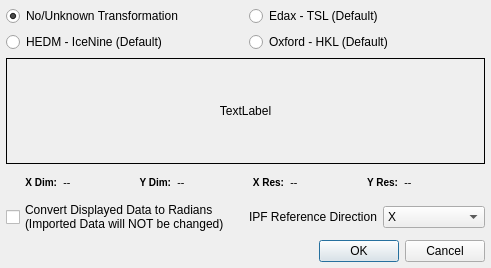
The window that Source/FilterWidgets/DREAM3DLib/IOFiltersWidgets/QEbsdReferenceFrameDialog.ui (BlueQuartzSoftware/DREAM3D) describes before a commit, drawn with Qt 5.
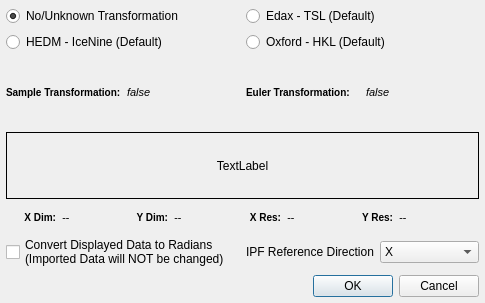
The same window after the commit. Icons and pictures are not drawn.

Commit message: More updates to the Reference Frame Dialog including some refactoring of the functions to put the various transformations into a single accessible location. Fixed potential infinite loop bug when reading an older H5Ebsd file.

What changed in the file:
```diff
--- a/Source/FilterWidgets/DREAM3DLib/IOFiltersWidgets/QEbsdReferenceFrameDialog.ui
+++ b/Source/FilterWidgets/DREAM3DLib/IOFiltersWidgets/QEbsdReferenceFrameDialog.ui
@@ -6,8 +6,8 @@
    <rect>
     <x>0</x>
     <y>0</y>
-    <width>491</width>
-    <height>268</height>
+    <width>485</width>
+    <height>303</height>
    </rect>
   </property>
   <property name="windowTitle">
@@ -17,17 +17,40 @@
    <property name="margin">
     <number>6</number>
    </property>
-   <item row="5" column="0" colspan="2">
-    <widget class="QDialogButtonBox" name="buttonBox">
-     <property name="orientation">
-      <enum>Qt::Horizontal</enum>
-     </property>
-     <property name="standardButtons">
-      <set>QDialogButtonBox::Cancel|QDialogButtonBox::Ok</set>
-     </property>
-    </widget>
+   <item row="4" column="1">
+    <layout class="QHBoxLayout" name="horizontalLayout">
+     <item>
+      <widget class="QLabel" name="label">
+       <property name="styleSheet">
+        <string notr="true"/>
+       </property>
+       <property name="text">
+        <string>IPF Reference Direction</string>
+       </property>
+      </widget>
+     </item>
+     <item>
+      <widget class="QComboBox" name="refDir">
+       <item>
+        <property name="text">
+         <string>X</string>
+        </property>
+       </item>
+       <item>
+        <property name="text">
+         <string>Y</string>
+        </property>
+       </item>
+       <item>
+        <property name="text">
+         <string>Z</string>
+        </property>
+       </item>
+      </widget>
+     </item>
+    </layout>
    </item>
-   <item row="2" column="0" colspan="2">
+   <item row="3" column="0" colspan="2">
     <layout class="QHBoxLayout" name="horizontalLayout_2">
      <property name="bottomMargin">
       <number>0</number>
@@ -255,7 +278,7 @@
      </item>
     </layout>
    </item>
-   <item row="3" column="0">
+   <item row="4" column="0">
     <widget class="QCheckBox" name="degToRads">
      <property name="text">
       <string>Convert Displayed Data to Radians 
@@ -263,7 +286,37 @@
      </property>
     </widget>
    </item>
-   <item row="1" column="0" colspan="2">
+   <item row="0" column="1">
+    <layout class="QVBoxLayout" name="verticalLayout_2">
+     <item>
+      <widget class="QRadioButton" name="m_TSLdefaultBtn">
+       <property name="text">
+        <string>Edax - TSL (Default)</string>
+       </property>
+       <property name="shortcut">
+        <string>Ctrl+S</string>
+       </property>
+       <property name="checked">
+        <bool>false</bool>
+       </property>
+       <property name="autoExclusive">
+        <bool>false</bool>
+       </property>
+      </widget>
+     </item>
+     <item>
+      <widget class="QRadioButton" name="m_HKLdefaultBtn">
+       <property name="layoutDirection">
+        <enum>Qt::LeftToRight</enum>
+       </property>
+       <property name="text">
+        <string>Oxford - HKL (Default)</string>
+       </property>
+      </widget>
+     </item>
+    </layout>
+   </item>
+   <item row="2" column="0" colspan="2">
     <widget class="QLabel" name="ipfLabel">
      <property name="frameShape">
       <enum>QFrame::Box</enum>
@@ -276,6 +329,16 @@
      </property>
     </widget>
    </item>
+   <item row="6" column="0" colspan="2">
+    <widget class="QDialogButtonBox" name="buttonBox">
+     <property name="orientation">
+      <enum>Qt::Horizontal</enum>
+     </property>
+     <property name="standardButtons">
+      <set>QDialogButtonBox::Cancel|QDialogButtonBox::Ok</set>
+     </property>
+    </widget>
+   </item>
    <item row="0" column="0">
     <layout class="QVBoxLayout" name="verticalLayout">
      <item>
@@ -300,65 +363,105 @@
      </item>
     </layout>
    </item>
-   <item row="0" column="1">
-    <layout class="QVBoxLayout" name="verticalLayout_2">
+   <item row="1" column="0" colspan="2">
+    <layout class="QHBoxLayout" name="horizontalLayout_3">
+     <property name="bottomMargin">
+      <number>0</number>
+     </property>
      <item>
-      <widget class="QRadioButton" name="m_TSLdefaultBtn">
+      <widget class="QLabel" name="label_3">
+       <property name="font">
+        <font>
+         <pointsize>-1</pointsize>
+         <weight>75</weight>
+         <bold>true</bold>
+        </font>
+       </property>
+       <property name="styleSheet">
+        <string notr="true">QLabel {
+font-weight: bold;
+font-size: 10px;
+}</string>
+       </property>
        <property name="text">
-        <string>Edax - TSL (Default)</string>
+        <string>Sample Transformation:</string>
        </property>
-       <property name="shortcut">
-        <string>Ctrl+S</string>
+       <property name="alignment">
+        <set>Qt::AlignJustify|Qt::AlignVCenter</set>
        </property>
-       <property name="checked">
+       <property name="wordWrap">
         <bool>false</bool>
        </property>
-       <property name="autoExclusive">
-        <bool>false</bool>
-       </property>
       </widget>
      </item>
      <item>
-      <widget class="QRadioButton" name="m_HKLdefaultBtn">
-       <property name="layoutDirection">
-        <enum>Qt::LeftToRight</enum>
+      <widget class="QLabel" name="m_SampleTransformationLabel">
+       <property name="font">
+        <font>
+         <pointsize>-1</pointsize>
+         <italic>true</italic>
+        </font>
        </property>
+       <property name="styleSheet">
+        <string notr="true">QLabel {
+	font-size: 11px;
+	font-style: italic;
+}</string>
+       </property>
        <property name="text">
-        <string>Oxford - HKL (Default)</string>
+        <string>false</string>
        </property>
+       <property name="scaledContents">
+        <bool>true</bool>
+       </property>
       </widget>
      </item>
-    </layout>
-   </item>
-   <item row="3" column="1">
-    <layout class="QHBoxLayout" name="horizontalLayout">
      <item>
-      <widget class="QLabel" name="label">
+      <widget class="QLabel" name="label_21">
+       <property name="font">
+        <font>
+         <pointsize>-1</pointsize>
+         <weight>75</weight>
+         <bold>true</bold>
+        </font>
+       </property>
        <property name="styleSheet">
-        <string notr="true"/>
+        <string notr="true">QLabel {
+font-weight: bold;
+font-size: 10px;
+}</string>
        </property>
        <property name="text">
-        <string>IPF Reference Direction</string>
+        <string>Euler Transformation:</string>
        </property>
+       <property name="alignment">
+        <set>Qt::AlignJustify|Qt::AlignVCenter</set>
+       </property>
+       <property name="wordWrap">
+        <bool>false</bool>
+       </property>
       </widget>
      </item>
      <item>
-      <widget class="QComboBox" name="refDir">
-       <item>
-        <property name="text">
-         <string>X</string>
-        </property>
-       </item>
-       <item>
-        <property name="text">
-         <string>Y</string>
-        </property>
-       </item>
-       <item>
-        <property name="text">
-         <string>Z</string>
-        </property>
-       </item>
+      <widget class="QLabel" name="m_EulerTransformationLabel">
+       <property name="font">
+        <font>
+         <pointsize>-1</pointsize>
+         <italic>true</italic>
+        </font>
+       </property>
+       <property name="styleSheet">
+        <string notr="true">QLabel {
+	font-size: 11px;
+	font-style: italic;
+}</string>
+       </property>
+       <property name="text">
+        <string>false</string>
+       </property>
+       <property name="scaledContents">
+        <bool>true</bool>
+       </property>
       </widget>
      </item>
     </layout>
```
The commit also changes 7 other files.
